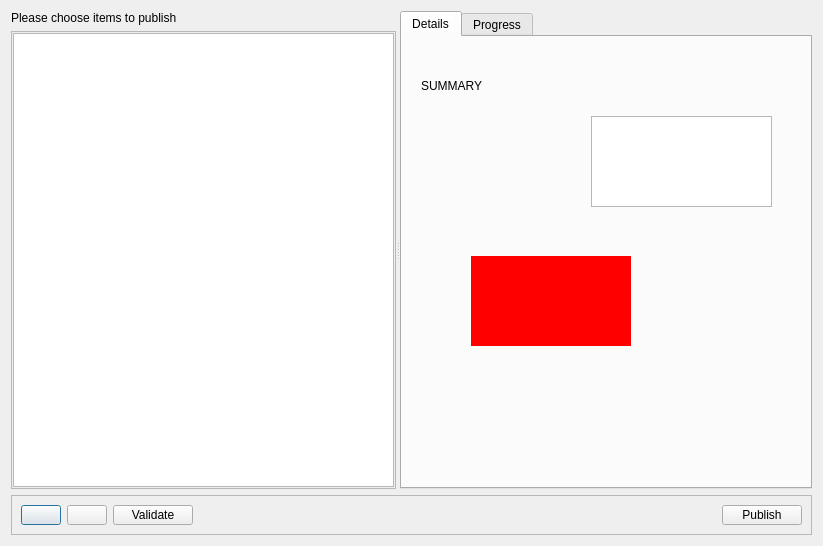
shotgunsoftware/tk-multi-publish2, file resources/dialog.ui: the form before one commit.
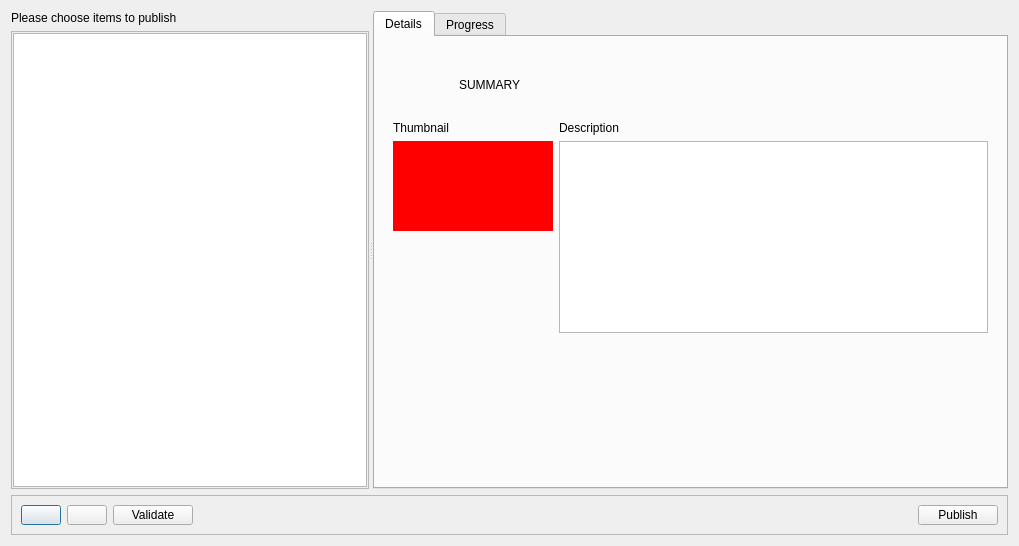
The form after the commit. The open tabs and pages were chosen to show the change. Icons and pictures are not drawn. Custom widgets are drawn as their Qt base class.

The edit to the form file:
```diff
--- a/resources/dialog.ui
+++ b/resources/dialog.ui
@@ -6,7 +6,7 @@
    <rect>
     <x>0</x>
     <y>0</y>
-    <width>823</width>
+    <width>1019</width>
     <height>546</height>
    </rect>
   </property>
@@ -75,39 +75,63 @@
            <number>3</number>
           </property>
           <widget class="QWidget" name="details_summary">
-           <widget class="QLabel" name="label_2">
-            <property name="geometry">
-             <rect>
-              <x>10</x>
-              <y>30</y>
-              <width>101</width>
-              <height>20</height>
-             </rect>
-            </property>
+           <layout class="QVBoxLayout" name="verticalLayout_9">
+            <item>
+             <layout class="QHBoxLayout" name="horizontalLayout_2">
+              <item>
+               <widget class="QLabel" name="summary_icon">
+                <property name="minimumSize">
+                 <size>
+                  <width>60</width>
+                  <height>60</height>
+                 </size>
+                </property>
+                <property name="maximumSize">
+                 <size>
+                  <width>60</width>
+                  <height>60</height>
+                 </size>
+                </property>
+                <property name="text">
+                 <string/>
+                </property>
+                <property name="scaledContents">
+                 <bool>true</bool>
+                </property>
+               </widget>
+              </item>
+              <item>
+               <widget class="QLabel" name="summary_header">
             <property name="text">
              <string>SUMMARY</string>
             </property>
-           </widget>
-           <widget class="QPlainTextEdit" name="plainTextEdit">
-            <property name="geometry">
-             <rect>
-              <x>180</x>
-              <y>70</y>
-              <width>181</width>
-              <height>91</height>
-             </rect>
-            </property>
-           </widget>
+                <property name="wordWrap">
+                 <bool>true</bool>
+                </property>
+               </widget>
+              </item>
+             </layout>
+            </item>
+            <item>
+             <layout class="QHBoxLayout" name="horizontalLayout_3">
+              <item>
+               <layout class="QVBoxLayout" name="verticalLayout_7">
+                <item>
+                 <widget class="QLabel" name="label_2">
+                  <property name="text">
+                   <string>Thumbnail</string>
+                  </property>
+                 </widget>
+                </item>
+                <item>
            <widget class="Thumbnail" name="label_4">
-            <property name="geometry">
-             <rect>
-              <x>60</x>
-              <y>210</y>
+                  <property name="minimumSize">
+                   <size>
               <width>160</width>
               <height>90</height>
-             </rect>
-            </property>
-            <property name="minimumSize">
+                   </size>
+                  </property>
+                  <property name="maximumSize">
              <size>
               <width>160</width>
               <height>90</height>
@@ -123,6 +147,52 @@
              <bool>true</bool>
             </property>
            </widget>
+                </item>
+                <item>
+                 <spacer name="verticalSpacer_2">
+                  <property name="orientation">
+                   <enum>Qt::Vertical</enum>
+                  </property>
+                  <property name="sizeHint" stdset="0">
+                   <size>
+                    <width>20</width>
+                    <height>40</height>
+                   </size>
+                  </property>
+                 </spacer>
+                </item>
+               </layout>
+              </item>
+              <item>
+               <layout class="QVBoxLayout" name="verticalLayout_8">
+                <item>
+                 <widget class="QLabel" name="label_3">
+                  <property name="text">
+                   <string>Description</string>
+                  </property>
+                 </widget>
+                </item>
+                <item>
+                 <widget class="QPlainTextEdit" name="plainTextEdit"/>
+                </item>
+               </layout>
+              </item>
+             </layout>
+            </item>
+            <item>
+             <spacer name="verticalSpacer">
+              <property name="orientation">
+               <enum>Qt::Vertical</enum>
+              </property>
+              <property name="sizeHint" stdset="0">
+               <size>
+                <width>20</width>
+                <height>40</height>
+               </size>
+              </property>
+             </spacer>
+            </item>
+           </layout>
           </widget>
           <widget class="QWidget" name="details_task">
            <widget class="QLabel" name="task_icon">
```
Left out of the diff: 10 changed lines with no effect on the pictures. Lines whose indentation alone changed are shown as unchanged.
